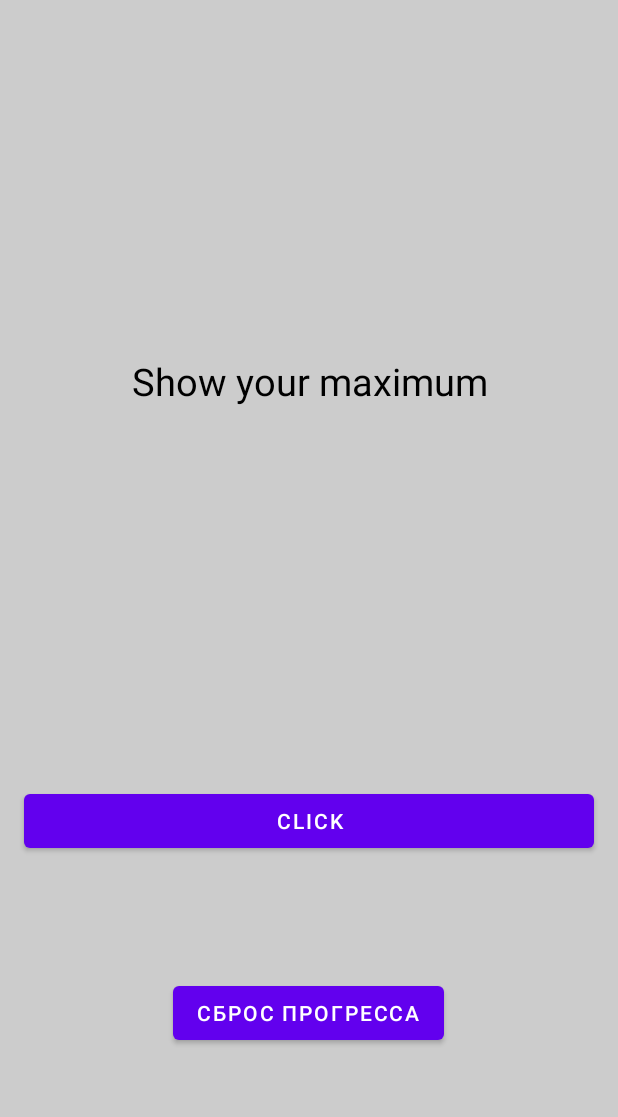
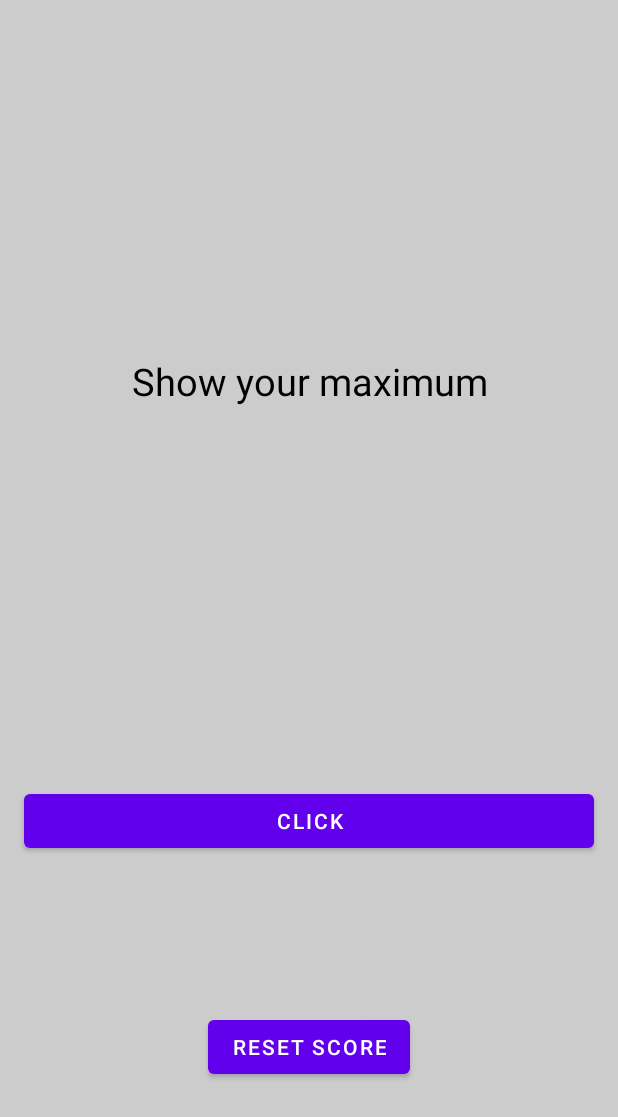
Before and after one commit to 1Malevolence1/Clicer, an Android app: the screen it shows after launch (MainActivity), on a phone screen of 412 x 824 dp. Shown: the top 1117 px of the screen. Run offline under Robolectric (Android 15) with nearby library versions, the phone set to English and light mode, and no system bars.

Commit message:
Добавлена локализация для надписи кнопки сброса

```diff
--- a/app/src/main/java/com/example/cliker/MainActivity.kt
+++ b/app/src/main/java/com/example/cliker/MainActivity.kt
@@ -11,7 +11,7 @@ private const val key_count = "count"
 
 class MainActivity : AppCompatActivity() {
     private var count = 0
-    private lateinit var storage : SharedPreferences
+    private lateinit var storage: SharedPreferences
 
     override fun onCreate(savedInstanceState: Bundle?) {
         super.onCreate(savedInstanceState)
@@ -31,7 +31,8 @@ class MainActivity : AppCompatActivity() {
         saveScore()
         findViewById<TextView>(R.id.TextCount).text = count.toString()
     }
-    fun resetButton(view: View){
+
+    fun resetButton(view: View) {
         count = 0
         saveScore()
         findViewById<TextView>(R.id.TextCount).text = count.toString()
--- a/app/src/main/res/layout/activity_main.xml
+++ b/app/src/main/res/layout/activity_main.xml
@@ -37,11 +37,10 @@
         android:id="@+id/resetButton"
         android:layout_width="wrap_content"
         android:layout_height="wrap_content"
-        android:layout_marginTop="80dp"
         android:onClick="resetButton"
-        android:text="Сброс прогресса"
+        android:text="@string/reset_label"
+        app:layout_constraintBottom_toBottomOf="parent"
         app:layout_constraintEnd_toEndOf="@+id/addCounter"
-        app:layout_constraintHorizontal_bias="0.498"
         app:layout_constraintStart_toStartOf="@+id/addCounter"
         app:layout_constraintTop_toBottomOf="@+id/addCounter" />
 </androidx.constraintlayout.widget.ConstraintLayout>
--- a/app/src/main/res/values/strings.xml
+++ b/app/src/main/res/values/strings.xml
@@ -2,4 +2,5 @@
     <string name="app_name">Clicker</string>
     <string name="button">Click</string>
     <string name="Result">Show your maximum</string>
+    <string name="reset_label">Reset score</string>
 </resources>
```
Also changed, not shown: 1 other file.
